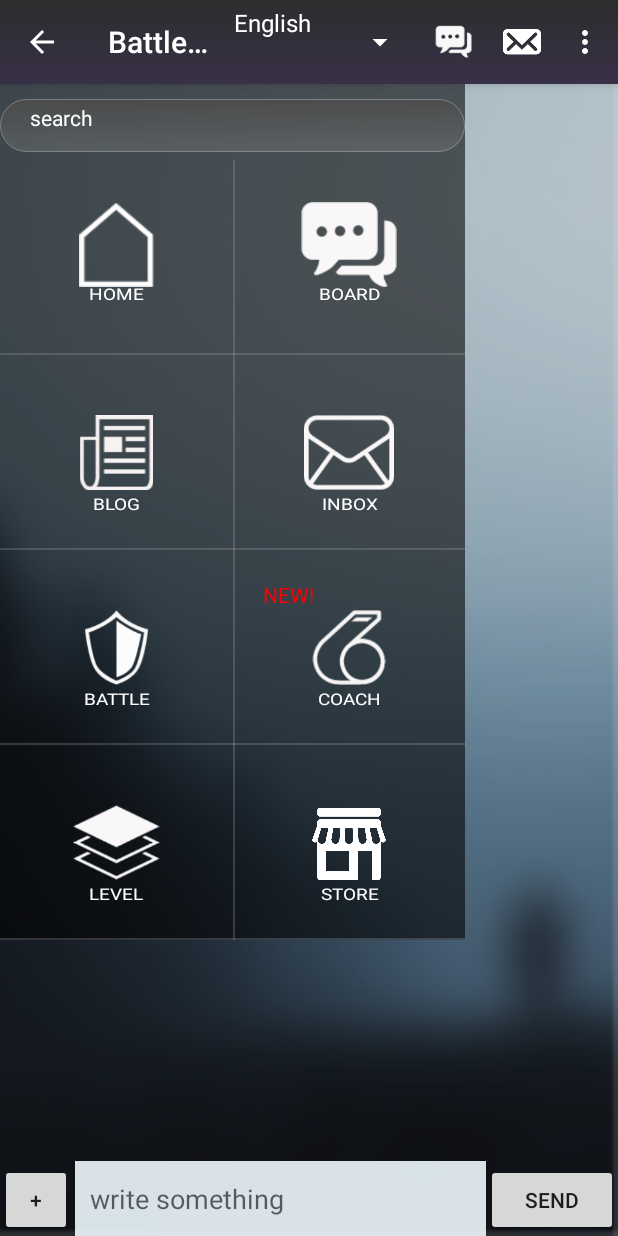
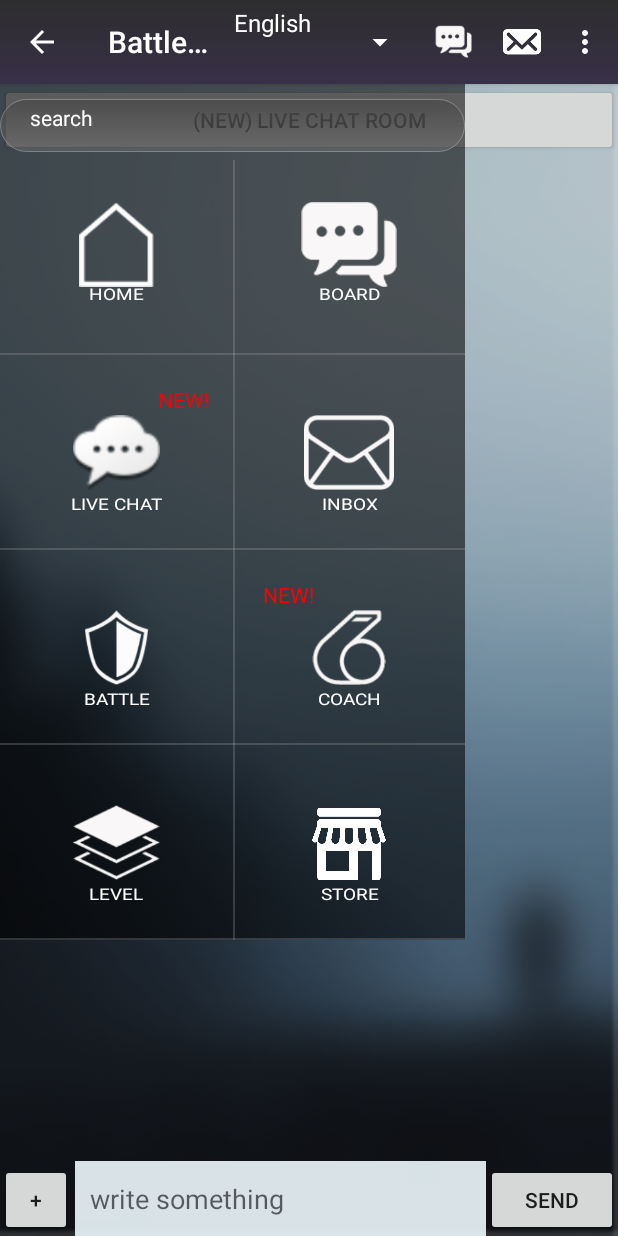
Before and after one commit to albertahn/battlegoal_nofapchallenge, an Android app: the fragment CommentsFrag placed in its activity, with the side drawer open, on a phone screen of 412 x 824 dp. Run offline under Robolectric (Android 15) with nearby library versions, the phone set to English and light mode, and no system bars; network calls fail; 2 statements that could not run were skipped.

Commit message:
nice changed iOS chat perfect an push notify

```diff
--- a/NoFapChallenge/app/src/main/AndroidManifest.xml
+++ b/NoFapChallenge/app/src/main/AndroidManifest.xml
@@ -10,6 +10,8 @@
 
 
     <uses-permission android:name="android.permission.VIBRATE"/>
+    <uses-permission android:name="android.permission.INTERACT_ACROSS_USERS_FULL"/>
+
     <uses-feature android:name="there.isnt.a.vibrate.feature"
         android:required="false" />
 
--- a/NoFapChallenge/app/src/main/java/com/changeandsuccess/nofapchallenge/GcmIntentService.java
+++ b/NoFapChallenge/app/src/main/java/com/changeandsuccess/nofapchallenge/GcmIntentService.java
@@ -81,10 +81,13 @@ public class GcmIntentService extends IntentService{
                 Log.i(TAG, "Completed work @ " + SystemClock.elapsedRealtime());
                 // Post notification of received message.
                 //sendNotification("Received: " + extras.toString());
+
+                Log.e("notify_type: ", ""+ notify_type);
+
                 if(msg !=null){
                     sendNotification(msg, otherguyname, otherguy_index, otherguy_pic, notify_type);
                     Log.i(TAG, "Received: " + extras.toString());
-                }
+                }//end if
 
             }
         }
--- a/NoFapChallenge/app/src/main/java/com/changeandsuccess/nofapchallenge/MainActivity.java
+++ b/NoFapChallenge/app/src/main/java/com/changeandsuccess/nofapchallenge/MainActivity.java
@@ -237,12 +237,12 @@ View searchBar;
 
 
         // configure Flurry
-        FlurryAgent.setLogEnabled(true);
+       // FlurryAgent.setLogEnabled(true);
 
         // init Flurry
-        FlurryAgent.init(this, "B97Z5BMSGM97ZS4V7MBV");
+       // FlurryAgent.init(this, "B97Z5BMSGM97ZS4V7MBV");
 
-        onStart();
+        //onStart();
 
             }//end creat bundle
 
--- a/NoFapChallenge/app/src/main/java/com/changeandsuccess/nofapchallenge/comment_stuff/CommentsFrag.java
+++ b/NoFapChallenge/app/src/main/java/com/changeandsuccess/nofapchallenge/comment_stuff/CommentsFrag.java
@@ -11,6 +11,7 @@ import android.net.Uri;
 import android.os.Bundle;
 import android.provider.MediaStore;
 import android.support.v4.app.Fragment;
+import android.support.v4.app.FragmentManager;
 import android.support.v7.app.ActionBar;
 import android.support.v7.app.ActionBarActivity;
 import android.view.LayoutInflater;
@@ -31,6 +32,7 @@ import com.changeandsuccess.nofapchallenge.R;
 import com.changeandsuccess.nofapchallenge.comment_stuff.InputComment;
 import com.changeandsuccess.nofapchallenge.comment_stuff.LargeCommentActivity;
 import com.changeandsuccess.nofapchallenge.comment_stuff.LoadComments;
+import com.changeandsuccess.nofapchallenge.live_chat.LiveFragShow;
 import com.changeandsuccess.nofapchallenge.message_activity.InputMessage;
 import com.changeandsuccess.nofapchallenge.model.LoginItem;
 import com.changeandsuccess.nofapchallenge.utils.UserDatabase;
@@ -52,6 +54,9 @@ public class CommentsFrag extends Fragment {
     String[] messageArray;
     String userIndex;
     Button imageInsertBtn;
+
+    Button live_chat_btn;
+
 
     public View onCreateView(LayoutInflater inflater, ViewGroup container,
                              Bundle savedInstanceState) {
@@ -89,6 +94,8 @@ public class CommentsFrag extends Fragment {
         inputMessageEdit = (TextView) rootView.findViewById(R.id.input_edit_text);
         imageInsertBtn = (Button) rootView.findViewById(R.id.add_image_btn);
 
+        live_chat_btn = (Button) rootView.findViewById(R.id.live_chat_btn);
+
         imageInsertBtn.setOnClickListener(new View.OnClickListener() {
             @Override
             public void onClick(View v) {
@@ -100,6 +107,18 @@ public class CommentsFrag extends Fragment {
                 /*LargeCommentActivity L = new LargeCommentActivity(rootView, getActivity());
 
                 L.onDialogShowImage(rootView, getActivity());*/
+
+            }
+        });
+
+        live_chat_btn.setOnClickListener(new View.OnClickListener() {
+            @Override
+            public void onClick(View v) {
+
+                Fragment  fragment = new LiveFragShow();
+                FragmentManager fragmentManager = getActivity().getSupportFragmentManager();
+                fragmentManager.beginTransaction()
+                        .replace(R.id.frame_container, fragment).commit();
 
             }
         });
--- a/NoFapChallenge/app/src/main/java/com/changeandsuccess/nofapchallenge/live_chat/Constants.java
+++ b/NoFapChallenge/app/src/main/java/com/changeandsuccess/nofapchallenge/live_chat/Constants.java
@@ -4,5 +4,5 @@ package com.changeandsuccess.nofapchallenge.live_chat;
  * Created by battlegoal on 7/24/15.
  */
 public class Constants {
-    public static final String CHAT_SERVER_URL = "http://192.168.1.11:3000/";//"http://chat.socket.io";
+    public static final String CHAT_SERVER_URL = "http://119.9.76.77:7777/";//"http://chat.socket.io";
 }
--- a/NoFapChallenge/app/src/main/res/layout/activity_main.xml
+++ b/NoFapChallenge/app/src/main/res/layout/activity_main.xml
@@ -153,7 +153,7 @@
 
             android:padding="40dp"
 
-            android:src="@drawable/blog"
+            android:src="@drawable/message"
             android:layout_below="@+id/home_menu"
 
 
@@ -272,7 +272,7 @@
             android:layout_width="wrap_content"
             android:layout_height="wrap_content"
             android:textAppearance="?android:attr/textAppearanceMedium"
-            android:text="BLOG"
+            android:text="LIVE CHAT"
             android:id="@+id/blog_label"
 
             android:layout_alignBottom="@+id/blog_menu"
@@ -392,6 +392,18 @@
             android:textAppearance="?android:attr/textAppearanceSmall"
             android:text="NEW!"
             android:id="@+id/new_tag"
+            android:layout_alignTop="@+id/blog_menu"
+            android:layout_marginTop="20dp"
+            android:layout_marginLeft="20dp"
+            android:textColor="#ff0000"
+            android:layout_toLeftOf="@+id/inbox_menu" />
+
+        <TextView
+            android:layout_width="50dp"
+            android:layout_height="20dp"
+            android:textAppearance="?android:attr/textAppearanceSmall"
+            android:text="NEW!"
+            android:id="@+id/new_tag2"
             android:layout_alignTop="@+id/battle_menu"
             android:layout_toRightOf="@+id/battle_menu"
             android:layout_toEndOf="@+id/battle_menu"
--- a/NoFapChallenge/app/src/main/res/layout/message_input_part.xml
+++ b/NoFapChallenge/app/src/main/res/layout/message_input_part.xml
@@ -4,6 +4,7 @@
     android:orientation="vertical" android:layout_width="match_parent"
     android:layout_height="match_parent"
     android:background="@drawable/message_back">
+
     <ListView
         android:layout_width="fill_parent"
         android:layout_height="fill_parent"
@@ -13,14 +14,15 @@
         android:divider="@null"
         android:dividerHeight="0dp"
         android:layout_alignParentLeft="true"
-        android:layout_alignParentStart="true" />
+        android:layout_alignParentStart="true"
+        android:layout_below="@+id/live_chat_btn" />
 
 
-    <ImageView
+    <!--<ImageView
         android:layout_width="wrap_content"
         android:layout_height="wrap_content"
         android:id="@+id/comment_image_send"
-        />
+        />-->
 
     <EditText
         android:layout_width="fill_parent"
@@ -60,16 +62,16 @@
         android:layout_alignEnd="@+id/send_message_btn"
         android:indeterminate="false" />
 
-    <ImageButton
+   <!-- <ImageButton
         android:layout_width="50dp"
         android:layout_height="50dp"
-        android:id="@+id/imageButton"
+        android:id="@+id/what?"
         android:layout_alignParentTop="true"
         android:layout_alignParentEnd="true"
         android:layout_alignParentRight="true"
         android:src="@drawable/abc_ic_clear_search_api_holo_light"
         android:background="#ffffff"
-        android:visibility="gone"/>
+        android:visibility="gone"/>-->
 
     <Button
         style="?android:attr/buttonStyleSmall"
@@ -78,6 +80,18 @@
         android:text="+"
         android:id="@+id/add_image_btn"
         android:layout_alignParentBottom="true"
+        android:layout_alignParentLeft="true"
+        android:layout_alignParentStart="true" />
+
+    <Button
+        style="?android:attr/buttonStyleSmall"
+        android:layout_width="wrap_content"
+        android:layout_height="wrap_content"
+        android:text="(new) Live Chat Room"
+        android:id="@+id/live_chat_btn"
+        android:layout_alignParentTop="true"
+        android:layout_alignRight="@+id/input_progress_bar"
+        android:layout_alignEnd="@+id/input_progress_bar"
         android:layout_alignParentLeft="true"
         android:layout_alignParentStart="true" />
 </RelativeLayout>
```
Also changed, not shown: NoFapChallenge/app/src/main/java/com/changeandsuccess/nofapchallenge/MessageInside.java (+11 -0 lines), NoFapChallenge/app/src/main/java/com/changeandsuccess/nofapchallenge/live_chat/LiveChat_frag.java (+70 -14 lines), 1058 other files.
